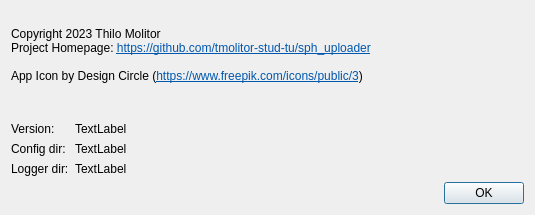
First picture: the form in src/ui/about_dialog.ui, repository tmolitor-stud-tu/sph_uploader, before the edit.
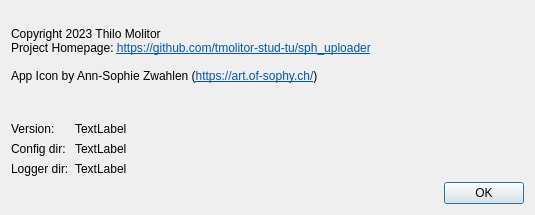
Second picture: the form after the edit.

Commit message:
Change icon and splash screen, thanks Ann-Sophie Zwahlen
https://art.of-sophy.ch/

Diff of the .ui file:
```diff
--- a/src/ui/about_dialog.ui
+++ b/src/ui/about_dialog.ui
@@ -41,7 +41,7 @@
       </sizepolicy>
      </property>
      <property name="text">
-      <string>&lt;html&gt;&lt;head/&gt;&lt;body&gt;&lt;p&gt;Copyright 2023 Thilo Molitor &lt;br/&gt;Project Homepage: &lt;a href=&quot;https://github.com/tmolitor-stud-tu/sph_uploader&quot;&gt;&lt;span style=&quot; text-decoration: underline; color:#0057ae;&quot;&gt;https://github.com/tmolitor-stud-tu/sph_uploader&lt;/span&gt;&lt;/a&gt;&lt;br/&gt;&lt;br/&gt;App Icon by Design Circle (&lt;a href=&quot;https://www.freepik.com/icons/public/3&quot;&gt;&lt;span style=&quot; text-decoration: underline; color:#0057ae;&quot;&gt;https://www.freepik.com/icons/public/3&lt;/span&gt;&lt;/a&gt;)&lt;/p&gt;&lt;/body&gt;&lt;/html&gt;</string>
+      <string>&lt;html&gt;&lt;head/&gt;&lt;body&gt;&lt;p&gt;Copyright 2023 Thilo Molitor &lt;br/&gt;Project Homepage: &lt;a href=&quot;https://github.com/tmolitor-stud-tu/sph_uploader&quot;&gt;&lt;span style=&quot; text-decoration: underline; color:#0057ae;&quot;&gt;https://github.com/tmolitor-stud-tu/sph_uploader&lt;/span&gt;&lt;/a&gt;&lt;br/&gt;&lt;br/&gt;App Icon by Ann-Sophie Zwahlen (&lt;a href=&quot;https://art.of-sophy.ch/&quot;&gt;&lt;span style=&quot; text-decoration: underline; color:#0057ae;&quot;&gt;https://art.of-sophy.ch/&lt;/span&gt;&lt;/a&gt;)&lt;/p&gt;&lt;/body&gt;&lt;/html&gt;</string>
      </property>
      <property name="textFormat">
       <enum>Qt::RichText</enum>
```
The commit also changes 3 other files.
